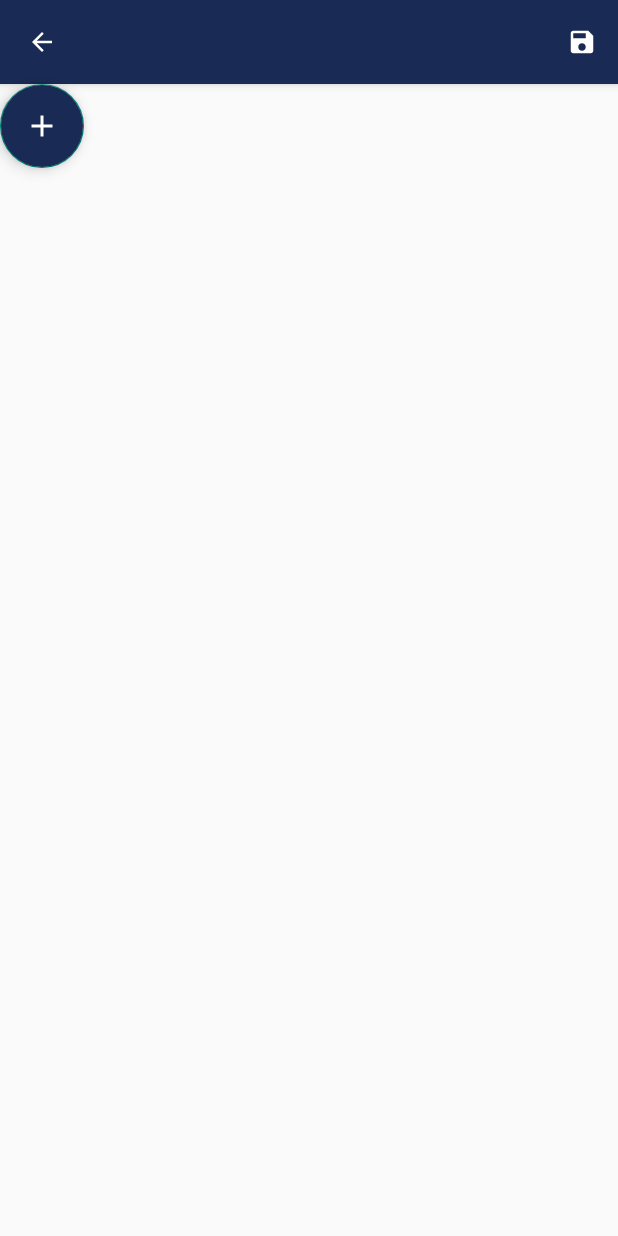
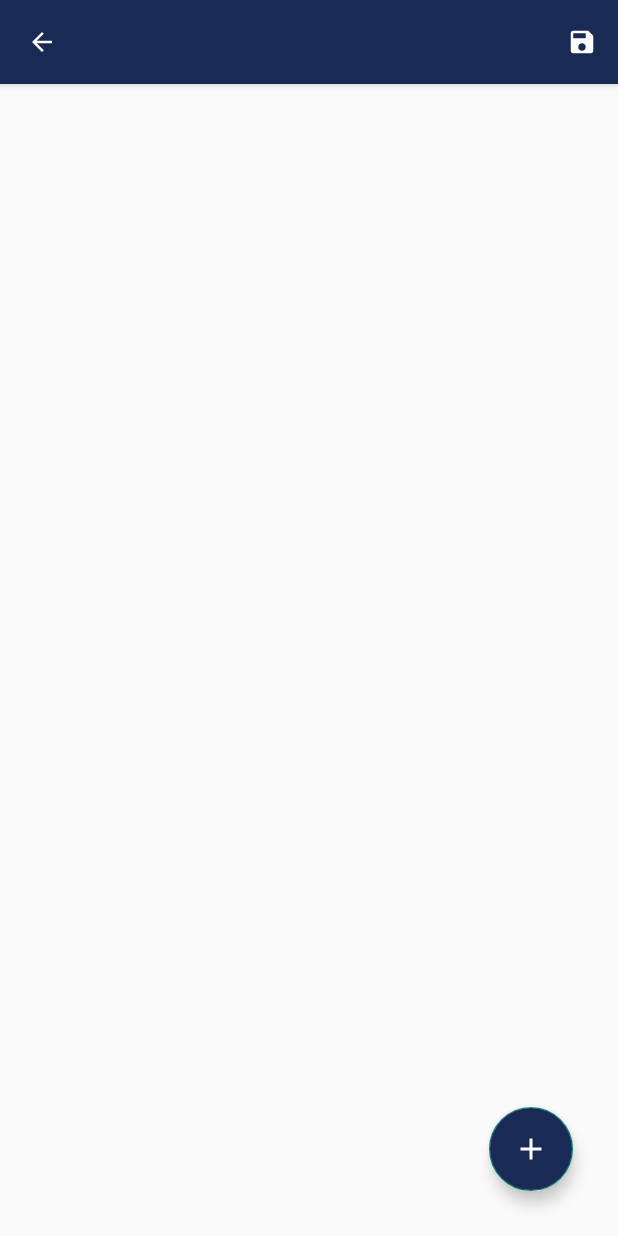
Before and after one commit to StefanoKoo/MyFitnessAssistant, an Android app: the screen it shows after launch (MakeRoutineActivity), after a tap on "ADD SCHEDULE", on a phone screen of 412 x 824 dp. Run offline under Robolectric (Android 15) with nearby library versions, the phone set to English and light mode, and no system bars; libraries missing offline, so code that uses them is left out: com.applandeo.materialcalendarview; 8 statements that could not run were skipped.

Commit message:
Make Workout Activity added

```diff
--- a/app/src/main/AndroidManifest.xml
+++ b/app/src/main/AndroidManifest.xml
@@ -9,6 +9,7 @@
         android:roundIcon="@mipmap/ic_launcher_round"
         android:supportsRtl="true"
         android:theme="@style/Theme.MyFitnessAssistant">
+        <activity android:name=".PopUpActivity" android:theme="@android:style/Theme.Dialog"></activity>
         <activity android:name=".CalendarActivity">
             <intent-filter>
                 <action android:name="android.intent.action.MAIN" />
@@ -16,9 +17,8 @@
                 <category android:name="android.intent.category.LAUNCHER" />
             </intent-filter>
         </activity>
-        <activity android:name=".RoutineListActivity">
-        </activity>
-        <activity android:name=".MakeRoutineActivity" />
+        <activity android:name=".RoutineListActivity"></activity>
+        <activity android:name=".MakeRoutineActivity"></activity>
     </application>
 
 </manifest>
--- a/app/src/main/java/com/example/myfitnessassistant/CalendarActivity.java
+++ b/app/src/main/java/com/example/myfitnessassistant/CalendarActivity.java
@@ -14,6 +14,7 @@ import android.view.Menu;
 import android.view.MenuInflater;
 import android.view.MenuItem;
 import android.view.View;
+import android.widget.TextView;
 import android.widget.Toast;
 
 import com.applandeo.materialcalendarview.CalendarView;
@@ -29,12 +30,13 @@ import java.util.Locale;
 public class CalendarActivity extends AppCompatActivity implements OnDayClickListener, View.OnClickListener {
     private static String TAG = "CalendarActivity";
 
-    private static Integer REQUEST_CODE = 0;
+    private static Integer REQUEST_MAKE_ROUTINE = 0;
 
     CalendarView mCalendarView;
     private Toolbar mToolbar;
     private ActionBar mActionbar;
     private EventDay mDate;
+    private TextView mTextView;
     List<EventDay> mEventDays = new ArrayList<>();
     List<MyEventDay> mMyEventDays = new ArrayList<>();
 
@@ -60,6 +62,20 @@ public class CalendarActivity extends AppCompatActivity implements OnDayClickLis
         mCalendarView = findViewById(R.id.calendarView);
         mCalendarView.setOnDayClickListener(this::onDayClick);
         findViewById(R.id.testButton).setOnClickListener(this::onClick);
+
+        mTextView = findViewById(R.id.show_event_text);
+    }
+
+    @Override
+    protected void onResume() {
+        super.onResume();
+        EventDay eventDay = new EventDay(mCalendarView.getFirstSelectedDate());
+        Toast.makeText(this,getFormattedDate(eventDay.getCalendar().getTime()),Toast.LENGTH_SHORT).show();
+        if(eventDay instanceof MyEventDay) {
+            Log.d(TAG,"onResume");
+            Toast.makeText(this,((MyEventDay) eventDay).getNote(),Toast.LENGTH_SHORT).show();
+            mTextView.setText(((MyEventDay) eventDay).getNote());
+        }
     }
 
     @Override
@@ -79,13 +95,18 @@ public class CalendarActivity extends AppCompatActivity implements OnDayClickLis
     public void onDayClick(EventDay eventDay) {
         // Event 가 있을 때
         if (mEventDays.contains(eventDay)) {
-            Toast.makeText(this,"Event Exists",Toast.LENGTH_SHORT).show();
+//            Toast.makeText(this,"Event Exists",Toast.LENGTH_SHORT).show();
+            // event 의 노트를 가져오는 방법
+            if(eventDay instanceof MyEventDay) {
+                Toast.makeText(this,((MyEventDay) eventDay).getNote(),Toast.LENGTH_SHORT).show();
+                mTextView.setText(((MyEventDay) eventDay).getNote());
+            }
         }
         // Event 가 없을 때
         else {
-            Toast.makeText(this,"No Events",Toast.LENGTH_SHORT).show();
+//            Toast.makeText(this,"No Events",Toast.LENGTH_SHORT).show();
+            mTextView.setText("No Events Today");
         }
-
 //        mEventDay = new MyEventDay(eventDay.getCalendar(),R.drawable.ic_dumbell_15,"Test");
 //        mEventDays.add(mEventDay);
 //        mCalendarView.setEvents(mEventDays);
@@ -102,11 +123,11 @@ public class CalendarActivity extends AppCompatActivity implements OnDayClickLis
 //        Toast.makeText(this,getFormattedDate(mCalendarView.getFirstSelectedDate().getTime()),Toast.LENGTH_SHORT).show();
 //        Toast.makeText(this,mEventDay.getNote(),Toast.LENGTH_SHORT).show();
 
-        MyEventDay today = new MyEventDay(mCalendarView.getFirstSelectedDate(),R.drawable.ic_dumbell_15,"");
+        MyEventDay today = new MyEventDay(mCalendarView.getFirstSelectedDate(),R.drawable.ic_dumbell_15,"Test");
 
         Intent intent = new Intent(this,MakeRoutineActivity.class);
         intent.putExtra("Test Item",today);
-        startActivityForResult(intent,REQUEST_CODE);
+        startActivityForResult(intent,REQUEST_MAKE_ROUTINE);
         overridePendingTransition(R.anim.slide_enter,R.anim.slide_exit);
     }
 
@@ -140,12 +161,14 @@ public class CalendarActivity extends AppCompatActivity implements OnDayClickLis
     protected void onActivityResult(int requestCode, int resultCode, @Nullable Intent data) {
         super.onActivityResult(requestCode, resultCode, data);
 
-        if (requestCode == 0) {
+        if (requestCode == REQUEST_MAKE_ROUTINE) {
             if (resultCode == RESULT_OK) {
-                MyEventDay today = new MyEventDay(mCalendarView.getFirstSelectedDate(),R.drawable.ic_dumbell_15,"");
+                MyEventDay today = new MyEventDay(mCalendarView.getFirstSelectedDate(),R.drawable.ic_dumbell_15,"Test");
                 mEventDays.add(today);
                 mCalendarView.setEvents(mEventDays);
-                // TODO : DB에 넣기
+
+                mTextView.setText(today.getNote());
+               // TODO : DB에 넣기
             }
         }
     }
--- a/app/src/main/java/com/example/myfitnessassistant/MakeRoutineActivity.java
+++ b/app/src/main/java/com/example/myfitnessassistant/MakeRoutineActivity.java
@@ -12,16 +12,20 @@ import android.util.Log;
 import android.view.Menu;
 import android.view.MenuInflater;
 import android.view.MenuItem;
+import android.view.View;
 import android.widget.Toast;
+
+import com.google.android.material.floatingactionbutton.FloatingActionButton;
 
 import java.text.SimpleDateFormat;
 import java.util.Locale;
 
-public class MakeRoutineActivity extends AppCompatActivity {
+public class MakeRoutineActivity extends AppCompatActivity implements View.OnClickListener{
     private static String TAG = "MakeRoutineActivity";
 
     private Toolbar mToolbar;
     private ActionBar mActionbar;
+    private FloatingActionButton mFloatingActionButton;
 
     @Override
     protected void onCreate(Bundle savedInstanceState) {
@@ -45,7 +49,9 @@ public class MakeRoutineActivity extends AppCompatActivity {
         mActionbar.setTitle(date);
         Log.d("Test",note);
 
-        //TODO : 운동 기입하는 형식 만들기(운동 이름, 무게, Sets, Reps)
+        findViewById(R.id.add_button).setOnClickListener(this::onClick);
+        //TODO : 운동 기입하는 형식 만들기(팝업 형태로 제작, 포함 항목 : 운동이름, 무게, 세트수, 반복수)
+
     }
 
     @Override
@@ -78,4 +84,11 @@ public class MakeRoutineActivity extends AppCompatActivity {
         super.onBackPressed();
         overridePendingTransition(R.anim.slide_in,R.anim.slide_out);
     }
+
+    // Floating Action Button Click
+    @Override
+    public void onClick(View view) {
+        Intent intent = new Intent(this,PopUpActivity.class);
+        startActivity(intent);
+    }
 }
--- a/app/src/main/res/layout/activity_make_routine.xml
+++ b/app/src/main/res/layout/activity_make_routine.xml
@@ -1,5 +1,5 @@
 <?xml version="1.0" encoding="utf-8"?>
-<LinearLayout xmlns:android="http://schemas.android.com/apk/res/android"
+<androidx.coordinatorlayout.widget.CoordinatorLayout xmlns:android="http://schemas.android.com/apk/res/android"
     xmlns:app="http://schemas.android.com/apk/res-auto"
     xmlns:tools="http://schemas.android.com/tools"
     android:layout_width="match_parent"
@@ -22,10 +22,13 @@
     </com.google.android.material.appbar.AppBarLayout>
 
     <com.google.android.material.floatingactionbutton.FloatingActionButton
+        android:id="@+id/add_button"
         android:layout_width="wrap_content"
         android:layout_height="wrap_content"
         android:src="@drawable/ic_baseline_add_30"
-        android:backgroundTint="@color/maColor">
+        android:backgroundTint="@color/maColor"
+        android:layout_gravity="bottom|right"
+        android:layout_margin="30dp">
     </com.google.android.material.floatingactionbutton.FloatingActionButton>
 
 <!--    <androidx.recyclerview.widget.RecyclerView-->
@@ -34,4 +37,4 @@
 
 <!--    </androidx.recyclerview.widget.RecyclerView>-->
 
-</LinearLayout>
+</androidx.coordinatorlayout.widget.CoordinatorLayout>
```
Also changed, not shown: app/src/main/java/com/example/myfitnessassistant/PopUpActivity.java (added, +25 -0 lines), app/src/main/res/layout/activity_calendar.xml (+7 -0 lines), app/src/main/res/layout/activity_pop_up.xml (added, +141 -0 lines).
